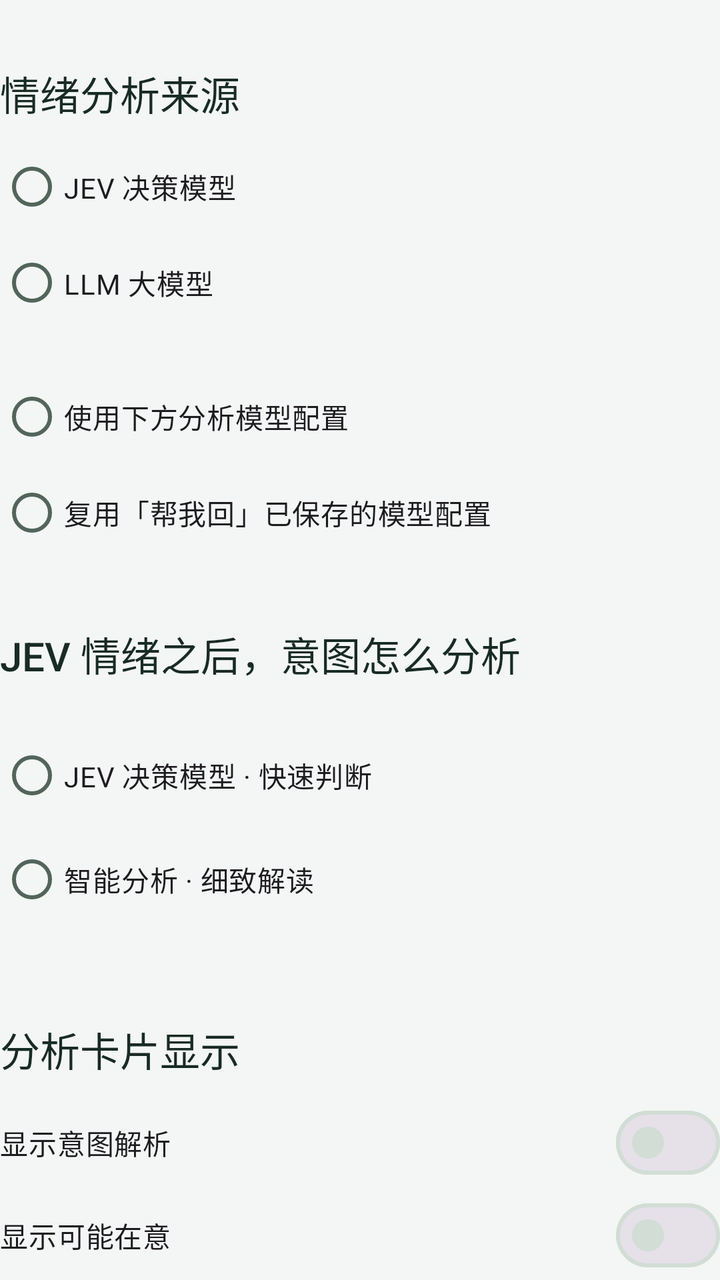
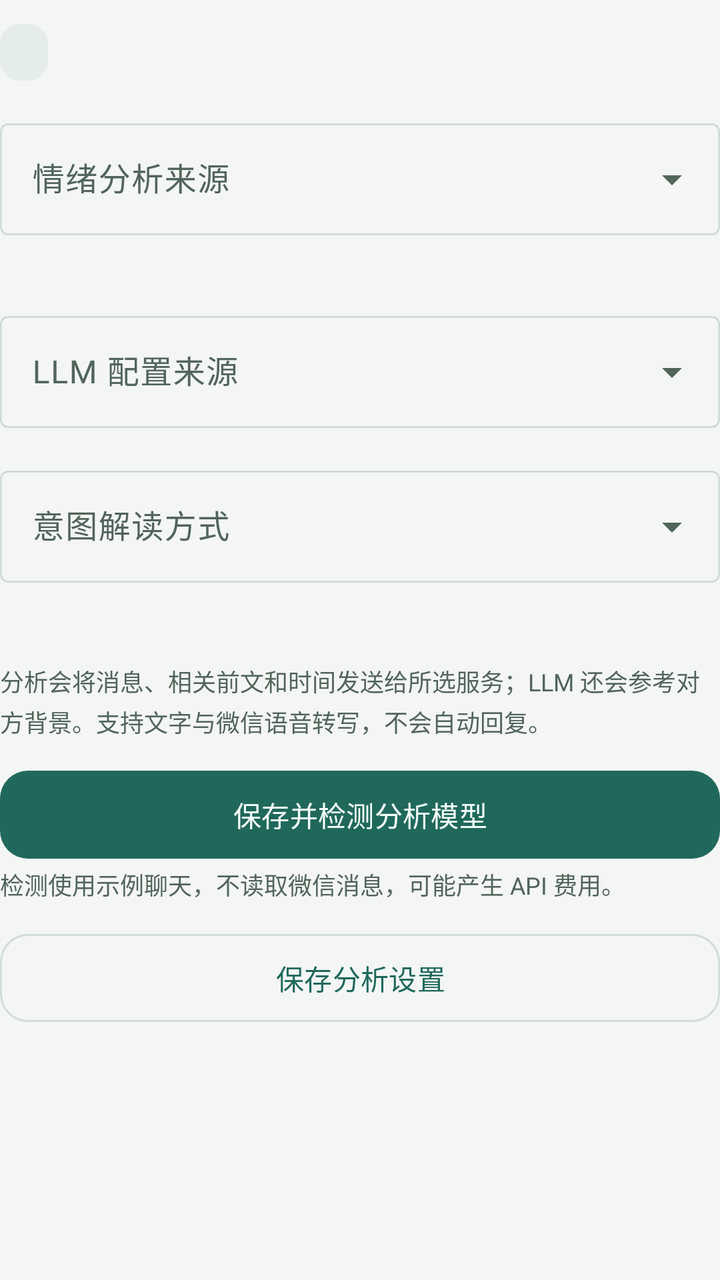

An Android layout rendered at two revisions. The XML below is the earlier revision; the diff shows what the commit changed to produce the second picture.
<!-- AndroidManifest.xml: application theme Theme.WeChatMood -->
<!-- res/layout/intent_settings.xml -->
<?xml version="1.0" encoding="utf-8"?>
<LinearLayout xmlns:android="http://schemas.android.com/apk/res/android"
    xmlns:app="http://schemas.android.com/apk/res-auto"
    android:layout_width="match_parent" android:layout_height="wrap_content" android:orientation="vertical">
    <TextView style="@style/Yanwai.Section" android:text="情绪分析来源" />
    <RadioGroup android:id="@+id/emotionGroup" android:layout_width="match_parent" android:layout_height="wrap_content">
        <RadioButton android:id="@+id/emotionJev" android:layout_width="match_parent" android:layout_height="wrap_content"
            android:minHeight="48dp" android:text="JEV 决策模型" android:saveEnabled="false" />
        <RadioButton android:id="@+id/emotionLlm" android:layout_width="match_parent" android:layout_height="wrap_content"
            android:minHeight="48dp" android:text="LLM 大模型" android:saveEnabled="false" />
    </RadioGroup>
    <TextView android:id="@+id/emotionHint" style="@style/Yanwai.Body" />
    <RadioGroup android:id="@+id/emotionConfigGroup" android:layout_width="match_parent" android:layout_height="wrap_content">
        <RadioButton android:id="@+id/useAnalysisConfig" android:layout_width="match_parent" android:layout_height="wrap_content"
            android:minHeight="48dp" android:text="使用下方分析模型配置" android:saveEnabled="false" />
        <RadioButton android:id="@+id/useReplyConfig" android:layout_width="match_parent" android:layout_height="wrap_content"
            android:minHeight="48dp" android:text="复用「帮我回」已保存的模型配置" android:saveEnabled="false" />
    </RadioGroup>
    <TextView android:id="@+id/intentRouteTitle" style="@style/Yanwai.Section" android:text="JEV 情绪之后，意图怎么分析" />
    <RadioGroup android:id="@+id/routeGroup" android:layout_width="match_parent"
        android:layout_height="wrap_content" android:layout_marginTop="12dp" android:orientation="vertical">
        <RadioButton android:id="@+id/routeJev" android:layout_width="match_parent" android:layout_height="wrap_content"
            android:minHeight="52dp" android:text="JEV 决策模型 · 快速判断" android:saveEnabled="false" />
        <RadioButton android:id="@+id/routeLlm" android:layout_width="match_parent" android:layout_height="wrap_content"
            android:minHeight="52dp" android:text="智能分析 · 细致解读" android:saveEnabled="false" />
    </RadioGroup>
    <TextView android:id="@+id/routeHint" style="@style/Yanwai.Caption" android:layout_marginTop="8dp" />
    <TextView style="@style/Yanwai.Section" android:text="分析卡片显示" android:layout_marginTop="20dp" />
    <com.google.android.material.materialswitch.MaterialSwitch android:id="@+id/showIntent"
        android:layout_width="match_parent" android:layout_height="wrap_content" android:minHeight="48dp"
        android:text="显示意图解析" android:saveEnabled="false" />
    <com.google.android.material.materialswitch.MaterialSwitch android:id="@+id/showConcern"
        android:layout_width="match_parent" android:layout_height="wrap_content" android:minHeight="48dp"
        android:text="显示可能在意" android:saveEnabled="false" />
    <com.google.android.material.materialswitch.MaterialSwitch android:id="@+id/showTone"
        android:layout_width="match_parent" android:layout_height="wrap_content" android:minHeight="48dp"
        android:text="显示情绪倾向" android:saveEnabled="false" />
    <TextView android:id="@+id/cardDisplayStatus" style="@style/Yanwai.Caption"
        android:text="只调整智能分析内容的显示，切换即保存；不重新分析。情绪指标和失败提示继续显示。"
        android:accessibilityLiveRegion="polite" />
    <TextView android:id="@+id/intentStatus" style="@style/Yanwai.Badge" android:layout_marginTop="12dp"
        android:accessibilityLiveRegion="polite" />
    <LinearLayout android:id="@+id/llmPanel" android:layout_width="match_parent" android:layout_height="wrap_content"
        android:orientation="vertical" android:visibility="gone">
    <TextView style="@style/Yanwai.Section" android:text="连接分析模型" android:layout_marginTop="20dp" />
    <TextView style="@style/Yanwai.Caption" android:text="选服务商 → 填 Key → 选模型。这里的配置单独保存，不影响「帮我回」。" />
    <com.google.android.material.textfield.TextInputLayout android:id="@+id/providerLayout"
        style="@style/Widget.Material3.TextInputLayout.OutlinedBox.ExposedDropdownMenu"
        android:layout_width="match_parent" android:layout_height="wrap_content"
        android:layout_marginTop="16dp" android:hint="供应商">
        <com.google.android.material.textfield.MaterialAutoCompleteTextView android:id="@+id/provider"
            android:layout_width="match_parent" android:layout_height="wrap_content" android:minHeight="56dp"
            android:inputType="none" android:importantForAutofill="no" android:saveEnabled="false" />
    </com.google.android.material.textfield.TextInputLayout>
    <TextView android:id="@+id/providerHint" style="@style/Yanwai.Caption" android:layout_marginTop="8dp" />
    <TextView android:id="@+id/providerAddress" style="@style/Yanwai.Caption"
        android:layout_marginTop="8dp" android:textIsSelectable="true" />
    <com.google.android.material.button.MaterialButton android:id="@+id/providerConsole"
        style="@style/Yanwai.Button.Text" android:text="去官方平台获取 Key ↗" />
    <com.google.android.material.textfield.TextInputLayout android:id="@+id/endpointLayout"
        style="@style/Widget.Material3.TextInputLayout.OutlinedBox" android:layout_width="match_parent"
        android:layout_height="wrap_content" android:layout_marginTop="16dp" android:hint="API 地址"
        app:helperText="填写服务商的 Base URL（如 https://example.com/v1）或完整 /chat/completions 地址。">
        <com.google.android.material.textfield.TextInputEditText android:id="@+id/endpoint"
            android:layout_width="match_parent" android:layout_height="wrap_content" android:minHeight="56dp"
            android:inputType="textUri" android:maxLines="3" android:importantForAutofill="no" android:saveEnabled="false" />
    </com.google.android.material.textfield.TextInputLayout>
    <com.google.android.material.textfield.TextInputLayout android:id="@+id/keyLayout"
        style="@style/Widget.Material3.TextInputLayout.OutlinedBox" android:layout_width="match_parent"
        android:layout_height="wrap_content" android:layout_marginTop="16dp" android:hint="API Key"
        app:endIconMode="password_toggle" app:helperText="填写这个服务商的 Key，仅保存在本机。">
        <com.google.android.material.textfield.TextInputEditText android:id="@+id/apiKey"
            android:layout_width="match_parent" android:layout_height="wrap_content" android:minHeight="56dp"
            android:inputType="textPassword" android:singleLine="true" android:importantForAutofill="no" android:saveEnabled="false" />
    </com.google.android.material.textfield.TextInputLayout>
    <com.google.android.material.button.MaterialButton android:id="@+id/fetchModels"
        style="@style/Yanwai.Button.Outline" android:layout_marginTop="12dp" android:text="获取模型列表" />
    <TextView android:id="@+id/modelsStatus" style="@style/Yanwai.Caption"
        android:accessibilityLiveRegion="polite" android:text="填写 Key 后获取，或直接输入模型 ID。" />
    <com.google.android.material.textfield.TextInputLayout android:id="@+id/modelLayout"
        style="@style/Widget.Material3.TextInputLayout.OutlinedBox.ExposedDropdownMenu" android:layout_width="match_parent"
        android:layout_height="wrap_content" android:layout_marginTop="16dp" android:hint="选择模型 / 输入模型 ID"
        app:helperText="输入名称可筛选列表，也可手动填写。请选择支持长上下文的聊天模型。">
        <com.google.android.material.textfield.MaterialAutoCompleteTextView android:id="@+id/model"
            android:layout_width="match_parent" android:layout_height="wrap_content" android:minHeight="56dp"
            android:inputType="textVisiblePassword" android:completionThreshold="0" android:singleLine="true"
            android:importantForAutofill="no" android:saveEnabled="false" />
    </com.google.android.material.textfield.TextInputLayout>
    <com.google.android.material.button.MaterialButton android:id="@+id/referenceModels"
        style="@style/Yanwai.Button.Text" android:visibility="gone" android:text="选择官方文档中的参考模型" />
    <TextView style="@style/Yanwai.Caption" android:layout_marginTop="12dp"
        android:text="手动或自动分析会将当前消息、相关前文、时间及对方背景发送给所选服务。只生成解读，不生成回复。" />
    <com.google.android.material.button.MaterialButton android:id="@+id/testIntent" style="@style/Yanwai.Button"
        android:layout_marginTop="16dp" android:text="保存并检测意图模型" />
    <TextView style="@style/Yanwai.Caption" android:text="检测只发送示例聊天，可能产生 API 费用，不读取微信消息。" />
    </LinearLayout>
    <com.google.android.material.button.MaterialButton android:id="@+id/testSelected" style="@style/Yanwai.Button"
        android:layout_marginTop="12dp" android:text="保存并检测 LLM 分析" />
    <com.google.android.material.button.MaterialButton android:id="@+id/saveIntent" style="@style/Yanwai.Button.Outline"
        android:layout_marginTop="12dp" android:text="保存分析方式" />
    <com.google.android.material.progressindicator.LinearProgressIndicator android:id="@+id/progressIntent"
        android:layout_width="match_parent" android:layout_height="4dp" android:indeterminate="true"
        android:visibility="gone" android:contentDescription="正在连接意图模型" />
    <TextView android:id="@+id/intentResult" style="@style/Yanwai.Body" android:layout_marginTop="12dp"
        android:padding="16dp" android:background="@drawable/status_pill" android:visibility="gone"
        android:accessibilityLiveRegion="polite" android:textIsSelectable="true" />
</LinearLayout>
<!-- resources referenced by this layout -->
<resources>
  <!-- drawable status_pill (drawable) -->
  <?xml version="1.0" encoding="utf-8"?>
  <shape xmlns:android="http://schemas.android.com/apk/res/android" android:shape="rectangle">
      <solid android:color="@color/status_neutral_bg" />
      <corners android:radius="10dp" />
  </shape>
  <style name="Yanwai.Badge" parent="Yanwai.Caption">
          <item name="android:layout_width">wrap_content</item>
          <item name="android:fontFamily">sans-serif-medium</item>
          <item name="android:paddingStart">12dp</item>
          <item name="android:paddingEnd">12dp</item>
          <item name="android:paddingTop">6dp</item>
          <item name="android:paddingBottom">6dp</item>
          <item name="android:background">@drawable/status_pill</item>
          <item name="android:accessibilityLiveRegion">polite</item>
      </style>
  <style name="Yanwai.Body" parent="">
          <item name="android:layout_width">match_parent</item>
          <item name="android:layout_height">wrap_content</item>
          <item name="android:textSize">14sp</item>
          <item name="android:textColor">@color/text_secondary</item>
          <item name="android:lineSpacingExtra">3dp</item>
      </style>
  <style name="Yanwai.Button" parent="Widget.Material3.Button">
          <item name="android:layout_width">match_parent</item>
          <item name="android:layout_height">wrap_content</item>
          <item name="android:minHeight">52dp</item>
          <item name="cornerRadius">14dp</item>
          <item name="android:textSize">14sp</item>
          <item name="android:textAllCaps">false</item>
      </style>
  <style name="Yanwai.Button.Outline" parent="Widget.Material3.Button.OutlinedButton">
          <item name="android:layout_width">match_parent</item>
          <item name="android:layout_height">wrap_content</item>
          <item name="android:minHeight">52dp</item>
          <item name="cornerRadius">14dp</item>
          <item name="android:textAllCaps">false</item>
      </style>
  <style name="Yanwai.Button.Text" parent="Widget.Material3.Button.TextButton">
          <item name="android:layout_width">match_parent</item>
          <item name="android:layout_height">wrap_content</item>
          <item name="android:minHeight">48dp</item>
          <item name="android:textAllCaps">false</item>
      </style>
  <style name="Yanwai.Caption" parent="Yanwai.Body">
          <item name="android:textSize">12sp</item>
      </style>
  <style name="Yanwai.Section" parent="Yanwai.Body">
          <item name="android:textSize">20sp</item>
          <item name="android:fontFamily">sans-serif-medium</item>
          <item name="android:textColor">@color/text_primary</item>
          <item name="android:layout_marginTop">32dp</item>
          <item name="android:layout_marginBottom">8dp</item>
          <item name="android:accessibilityHeading">true</item>
      </style>
  <color name="status_neutral_bg">#E5EDE8</color>
  <color name="text_secondary">#52655B</color>
  <color name="text_primary">#182B24</color>
  <color name="brand_primary">#20685C</color>
  <color name="brand_on_primary">#F5FFF9</color>
  <color name="page_background">#F3F6F4</color>
  <color name="panel_surface">#FCFEFC</color>
  <color name="outline_subtle">#D1DDD5</color>
  <color name="status_success_bg">#DDEFE5</color>
  <color name="status_success">#1B6651</color>
  <color name="status_error">#9B3336</color>
  <color name="status_error_bg">#F8E3E2</color>
  <!-- unchanged entries left out for length: 1 -->
</resources>

<!-- the commit's change to res/layout/intent_settings.xml (unified diff, before → after) -->
@@ -1,107 +1,46 @@
 <?xml version="1.0" encoding="utf-8"?>
-<LinearLayout xmlns:android="http://schemas.android.com/apk/res/android"
-    xmlns:app="http://schemas.android.com/apk/res-auto"
-    android:layout_width="match_parent" android:layout_height="wrap_content" android:orientation="vertical">
-    <TextView style="@style/Yanwai.Section" android:text="情绪分析来源" />
-    <RadioGroup android:id="@+id/emotionGroup" android:layout_width="match_parent" android:layout_height="wrap_content">
-        <RadioButton android:id="@+id/emotionJev" android:layout_width="match_parent" android:layout_height="wrap_content"
-            android:minHeight="48dp" android:text="JEV 决策模型" android:saveEnabled="false" />
-        <RadioButton android:id="@+id/emotionLlm" android:layout_width="match_parent" android:layout_height="wrap_content"
-            android:minHeight="48dp" android:text="LLM 大模型" android:saveEnabled="false" />
-    </RadioGroup>
+<LinearLayout xmlns:android="http://schemas.android.com/apk/res/android" xmlns:app="http://schemas.android.com/apk/res-auto" android:layout_width="match_parent" android:layout_height="wrap_content" android:orientation="vertical">
+    <TextView android:id="@+id/intentStatus" style="@style/Yanwai.Badge" android:layout_marginTop="12dp" android:accessibilityLiveRegion="polite" />
+    <com.google.android.material.textfield.TextInputLayout android:id="@+id/emotionSourceLayout" style="@style/Widget.Material3.TextInputLayout.OutlinedBox.ExposedDropdownMenu" android:layout_width="match_parent" android:layout_height="wrap_content" android:layout_marginTop="16dp" android:hint="情绪分析来源">
+        <com.google.android.material.textfield.MaterialAutoCompleteTextView android:id="@+id/emotionSource" android:layout_width="match_parent" android:layout_height="wrap_content" android:minHeight="56dp" android:inputType="none" android:saveEnabled="false" android:importantForAutofill="no" />
+    </com.google.android.material.textfield.TextInputLayout>
     <TextView android:id="@+id/emotionHint" style="@style/Yanwai.Body" />
-    <RadioGroup android:id="@+id/emotionConfigGroup" android:layout_width="match_parent" android:layout_height="wrap_content">
-        <RadioButton android:id="@+id/useAnalysisConfig" android:layout_width="match_parent" android:layout_height="wrap_content"
-            android:minHeight="48dp" android:text="使用下方分析模型配置" android:saveEnabled="false" />
-        <RadioButton android:id="@+id/useReplyConfig" android:layout_width="match_parent" android:layout_height="wrap_content"
-            android:minHeight="48dp" android:text="复用「帮我回」已保存的模型配置" android:saveEnabled="false" />
-    </RadioGroup>
-    <TextView android:id="@+id/intentRouteTitle" style="@style/Yanwai.Section" android:text="JEV 情绪之后，意图怎么分析" />
-    <RadioGroup android:id="@+id/routeGroup" android:layout_width="match_parent"
-        android:layout_height="wrap_content" android:layout_marginTop="12dp" android:orientation="vertical">
-        <RadioButton android:id="@+id/routeJev" android:layout_width="match_parent" android:layout_height="wrap_content"
-            android:minHeight="52dp" android:text="JEV 决策模型 · 快速判断" android:saveEnabled="false" />
-        <RadioButton android:id="@+id/routeLlm" android:layout_width="match_parent" android:layout_height="wrap_content"
-            android:minHeight="52dp" android:text="智能分析 · 细致解读" android:saveEnabled="false" />
-    </RadioGroup>
+    <com.google.android.material.textfield.TextInputLayout android:id="@+id/configSourceLayout" style="@style/Widget.Material3.TextInputLayout.OutlinedBox.ExposedDropdownMenu" android:layout_width="match_parent" android:layout_height="wrap_content" android:layout_marginTop="16dp" android:hint="LLM 配置来源">
+        <com.google.android.material.textfield.MaterialAutoCompleteTextView android:id="@+id/configSource" android:layout_width="match_parent" android:layout_height="wrap_content" android:minHeight="56dp" android:inputType="none" android:saveEnabled="false" android:importantForAutofill="no" />
+    </com.google.android.material.textfield.TextInputLayout>
+    <LinearLayout android:id="@+id/reusedConfigPanel" android:layout_width="match_parent" android:layout_height="wrap_content" android:orientation="vertical" android:visibility="gone">
+        <TextView android:id="@+id/reusedConfigStatus" style="@style/Yanwai.Badge" android:layout_marginTop="12dp" />
+        <com.google.android.material.button.MaterialButton android:id="@+id/editReplyConfig" style="@style/Yanwai.Button.Text" android:text="前往回复页修改配置" />
+    </LinearLayout>
+    <com.google.android.material.textfield.TextInputLayout android:id="@+id/intentRouteLayout" style="@style/Widget.Material3.TextInputLayout.OutlinedBox.ExposedDropdownMenu" android:layout_width="match_parent" android:layout_height="wrap_content" android:layout_marginTop="16dp" android:hint="意图解读方式">
+        <com.google.android.material.textfield.MaterialAutoCompleteTextView android:id="@+id/intentRoute" android:layout_width="match_parent" android:layout_height="wrap_content" android:minHeight="56dp" android:inputType="none" android:saveEnabled="false" android:importantForAutofill="no" />
+    </com.google.android.material.textfield.TextInputLayout>
     <TextView android:id="@+id/routeHint" style="@style/Yanwai.Caption" android:layout_marginTop="8dp" />
-    <TextView style="@style/Yanwai.Section" android:text="分析卡片显示" android:layout_marginTop="20dp" />
-    <com.google.android.material.materialswitch.MaterialSwitch android:id="@+id/showIntent"
-        android:layout_width="match_parent" android:layout_height="wrap_content" android:minHeight="48dp"
-        android:text="显示意图解析" android:saveEnabled="false" />
-    <com.google.android.material.materialswitch.MaterialSwitch android:id="@+id/showConcern"
-        android:layout_width="match_parent" android:layout_height="wrap_content" android:minHeight="48dp"
-        android:text="显示可能在意" android:saveEnabled="false" />
-    <com.google.android.material.materialswitch.MaterialSwitch android:id="@+id/showTone"
-        android:layout_width="match_parent" android:layout_height="wrap_content" android:minHeight="48dp"
-        android:text="显示情绪倾向" android:saveEnabled="false" />
-    <TextView android:id="@+id/cardDisplayStatus" style="@style/Yanwai.Caption"
-        android:text="只调整智能分析内容的显示，切换即保存；不重新分析。情绪指标和失败提示继续显示。"
-        android:accessibilityLiveRegion="polite" />
-    <TextView android:id="@+id/intentStatus" style="@style/Yanwai.Badge" android:layout_marginTop="12dp"
-        android:accessibilityLiveRegion="polite" />
-    <LinearLayout android:id="@+id/llmPanel" android:layout_width="match_parent" android:layout_height="wrap_content"
-        android:orientation="vertical" android:visibility="gone">
-    <TextView style="@style/Yanwai.Section" android:text="连接分析模型" android:layout_marginTop="20dp" />
-    <TextView style="@style/Yanwai.Caption" android:text="选服务商 → 填 Key → 选模型。这里的配置单独保存，不影响「帮我回」。" />
-    <com.google.android.material.textfield.TextInputLayout android:id="@+id/providerLayout"
-        style="@style/Widget.Material3.TextInputLayout.OutlinedBox.ExposedDropdownMenu"
-        android:layout_width="match_parent" android:layout_height="wrap_content"
-        android:layout_marginTop="16dp" android:hint="供应商">
-        <com.google.android.material.textfield.MaterialAutoCompleteTextView android:id="@+id/provider"
-            android:layout_width="match_parent" android:layout_height="wrap_content" android:minHeight="56dp"
-            android:inputType="none" android:importantForAutofill="no" android:saveEnabled="false" />
-    </com.google.android.material.textfield.TextInputLayout>
-    <TextView android:id="@+id/providerHint" style="@style/Yanwai.Caption" android:layout_marginTop="8dp" />
-    <TextView android:id="@+id/providerAddress" style="@style/Yanwai.Caption"
-        android:layout_marginTop="8dp" android:textIsSelectable="true" />
-    <com.google.android.material.button.MaterialButton android:id="@+id/providerConsole"
-        style="@style/Yanwai.Button.Text" android:text="去官方平台获取 Key ↗" />
-    <com.google.android.material.textfield.TextInputLayout android:id="@+id/endpointLayout"
-        style="@style/Widget.Material3.TextInputLayout.OutlinedBox" android:layout_width="match_parent"
-        android:layout_height="wrap_content" android:layout_marginTop="16dp" android:hint="API 地址"
-        app:helperText="填写服务商的 Base URL（如 https://example.com/v1）或完整 /chat/completions 地址。">
-        <com.google.android.material.textfield.TextInputEditText android:id="@+id/endpoint"
-            android:layout_width="match_parent" android:layout_height="wrap_content" android:minHeight="56dp"
-            android:inputType="textUri" android:maxLines="3" android:importantForAutofill="no" android:saveEnabled="false" />
-    </com.google.android.material.textfield.TextInputLayout>
-    <com.google.android.material.textfield.TextInputLayout android:id="@+id/keyLayout"
-        style="@style/Widget.Material3.TextInputLayout.OutlinedBox" android:layout_width="match_parent"
-        android:layout_height="wrap_content" android:layout_marginTop="16dp" android:hint="API Key"
-        app:endIconMode="password_toggle" app:helperText="填写这个服务商的 Key，仅保存在本机。">
-        <com.google.android.material.textfield.TextInputEditText android:id="@+id/apiKey"
-            android:layout_width="match_parent" android:layout_height="wrap_content" android:minHeight="56dp"
-            android:inputType="textPassword" android:singleLine="true" android:importantForAutofill="no" android:saveEnabled="false" />
-    </com.google.android.material.textfield.TextInputLayout>
-    <com.google.android.material.button.MaterialButton android:id="@+id/fetchModels"
-        style="@style/Yanwai.Button.Outline" android:layout_marginTop="12dp" android:text="获取模型列表" />
-    <TextView android:id="@+id/modelsStatus" style="@style/Yanwai.Caption"
-        android:accessibilityLiveRegion="polite" android:text="填写 Key 后获取，或直接输入模型 ID。" />
-    <com.google.android.material.textfield.TextInputLayout android:id="@+id/modelLayout"
-        style="@style/Widget.Material3.TextInputLayout.OutlinedBox.ExposedDropdownMenu" android:layout_width="match_parent"
-        android:layout_height="wrap_content" android:layout_marginTop="16dp" android:hint="选择模型 / 输入模型 ID"
-        app:helperText="输入名称可筛选列表，也可手动填写。请选择支持长上下文的聊天模型。">
-        <com.google.android.material.textfield.MaterialAutoCompleteTextView android:id="@+id/model"
-            android:layout_width="match_parent" android:layout_height="wrap_content" android:minHeight="56dp"
-            android:inputType="textVisiblePassword" android:completionThreshold="0" android:singleLine="true"
-            android:importantForAutofill="no" android:saveEnabled="false" />
-    </com.google.android.material.textfield.TextInputLayout>
-    <com.google.android.material.button.MaterialButton android:id="@+id/referenceModels"
-        style="@style/Yanwai.Button.Text" android:visibility="gone" android:text="选择官方文档中的参考模型" />
-    <TextView style="@style/Yanwai.Caption" android:layout_marginTop="12dp"
-        android:text="手动或自动分析会将当前消息、相关前文、时间及对方背景发送给所选服务。只生成解读，不生成回复。" />
-    <com.google.android.material.button.MaterialButton android:id="@+id/testIntent" style="@style/Yanwai.Button"
-        android:layout_marginTop="16dp" android:text="保存并检测意图模型" />
-    <TextView style="@style/Yanwai.Caption" android:text="检测只发送示例聊天，可能产生 API 费用，不读取微信消息。" />
+    <LinearLayout android:id="@+id/llmPanel" android:layout_width="match_parent" android:layout_height="wrap_content" android:orientation="vertical" android:visibility="gone">
+        <TextView style="@style/Yanwai.Section" android:text="分析模型" android:layout_marginTop="20dp" />
+        <TextView style="@style/Yanwai.Caption" android:text="这份配置独立保存，仅用于聊天分析。" />
+        <com.google.android.material.textfield.TextInputLayout android:id="@+id/providerLayout" style="@style/Widget.Material3.TextInputLayout.OutlinedBox.ExposedDropdownMenu" android:layout_width="match_parent" android:layout_height="wrap_content" android:layout_marginTop="16dp" android:hint="供应商">
+            <com.google.android.material.textfield.MaterialAutoCompleteTextView android:id="@+id/provider" android:layout_width="match_parent" android:layout_height="wrap_content" android:minHeight="56dp" android:inputType="none" android:importantForAutofill="no" android:saveEnabled="false" />
+        </com.google.android.material.textfield.TextInputLayout>
+        <TextView android:id="@+id/providerHint" style="@style/Yanwai.Caption" android:layout_marginTop="8dp" />
+        <com.google.android.material.button.MaterialButton android:id="@+id/providerConsole" style="@style/Yanwai.Button.Text" android:text="去官方平台获取 Key ↗" />
+        <com.google.android.material.textfield.TextInputLayout android:id="@+id/endpointLayout" style="@style/Widget.Material3.TextInputLayout.OutlinedBox" android:layout_width="match_parent" android:layout_height="wrap_content" android:layout_marginTop="16dp" android:hint="API 地址" app:helperText="填写服务商的 Base URL（如 https://example.com/v1）或完整 /chat/completions 地址。">
+            <com.google.android.material.textfield.TextInputEditText android:id="@+id/endpoint" android:layout_width="match_parent" android:layout_height="wrap_content" android:minHeight="56dp" android:inputType="textUri" android:maxLines="3" android:importantForAutofill="no" android:saveEnabled="false" />
+        </com.google.android.material.textfield.TextInputLayout>
+        <com.google.android.material.textfield.TextInputLayout android:id="@+id/keyLayout" style="@style/Widget.Material3.TextInputLayout.OutlinedBox" android:layout_width="match_parent" android:layout_height="wrap_content" android:layout_marginTop="16dp" android:hint="API Key" app:endIconMode="password_toggle" app:helperText="填写这个服务商的 Key，仅保存在本机。">
+            <com.google.android.material.textfield.TextInputEditText android:id="@+id/apiKey" android:layout_width="match_parent" android:layout_height="wrap_content" android:minHeight="56dp" android:inputType="textPassword" android:singleLine="true" android:importantForAutofill="no" android:saveEnabled="false" />
+        </com.google.android.material.textfield.TextInputLayout>
+        <com.google.android.material.button.MaterialButton android:id="@+id/fetchModels" style="@style/Yanwai.Button.Outline" android:layout_marginTop="12dp" android:text="获取模型列表" />
+        <TextView android:id="@+id/modelsStatus" style="@style/Yanwai.Caption" android:accessibilityLiveRegion="polite" android:text="填写 Key 后获取，或直接输入模型 ID。" />
+        <com.google.android.material.textfield.TextInputLayout android:id="@+id/modelLayout" style="@style/Widget.Material3.TextInputLayout.OutlinedBox.ExposedDropdownMenu" android:layout_width="match_parent" android:layout_height="wrap_content" android:layout_marginTop="16dp" android:hint="选择模型 / 输入模型 ID" app:helperText="输入名称可筛选列表，也可手动填写。请选择支持长上下文的聊天模型。">
+            <com.google.android.material.textfield.MaterialAutoCompleteTextView android:id="@+id/model" android:layout_width="match_parent" android:layout_height="wrap_content" android:minHeight="56dp" android:inputType="textVisiblePassword" android:completionThreshold="0" android:singleLine="true" android:importantForAutofill="no" android:saveEnabled="false" />
+        </com.google.android.material.textfield.TextInputLayout>
+        <com.google.android.material.button.MaterialButton android:id="@+id/referenceModels" style="@style/Yanwai.Button.Text" android:visibility="gone" android:text="选择官方文档中的参考模型" />
     </LinearLayout>
-    <com.google.android.material.button.MaterialButton android:id="@+id/testSelected" style="@style/Yanwai.Button"
-        android:layout_marginTop="12dp" android:text="保存并检测 LLM 分析" />
-    <com.google.android.material.button.MaterialButton android:id="@+id/saveIntent" style="@style/Yanwai.Button.Outline"
-        android:layout_marginTop="12dp" android:text="保存分析方式" />
-    <com.google.android.material.progressindicator.LinearProgressIndicator android:id="@+id/progressIntent"
-        android:layout_width="match_parent" android:layout_height="4dp" android:indeterminate="true"
-        android:visibility="gone" android:contentDescription="正在连接意图模型" />
-    <TextView android:id="@+id/intentResult" style="@style/Yanwai.Body" android:layout_marginTop="12dp"
-        android:padding="16dp" android:background="@drawable/status_pill" android:visibility="gone"
-        android:accessibilityLiveRegion="polite" android:textIsSelectable="true" />
+    <TextView style="@style/Yanwai.Caption" android:layout_marginTop="16dp" android:text="分析会将消息、相关前文和时间发送给所选服务；LLM 还会参考对方背景。支持文字与微信语音转写，不会自动回复。" />
+    <com.google.android.material.button.MaterialButton android:id="@+id/testSelected" style="@style/Yanwai.Button" android:layout_marginTop="12dp" android:text="保存并检测分析模型" />
+    <TextView android:id="@+id/testHint" style="@style/Yanwai.Caption" android:text="检测使用示例聊天，不读取微信消息，可能产生 API 费用。" />
+    <com.google.android.material.button.MaterialButton android:id="@+id/saveIntent" style="@style/Yanwai.Button.Outline" android:layout_marginTop="12dp" android:text="保存分析设置" />
+    <com.google.android.material.progressindicator.LinearProgressIndicator android:id="@+id/progressIntent" android:layout_width="match_parent" android:layout_height="4dp" android:indeterminate="true" android:visibility="gone" android:contentDescription="正在连接意图模型" />
+    <TextView android:id="@+id/intentResult" style="@style/Yanwai.Body" android:layout_marginTop="12dp" android:padding="16dp" android:background="@drawable/status_pill" android:visibility="gone" android:accessibilityLiveRegion="polite" android:textIsSelectable="true" />
 </LinearLayout>
